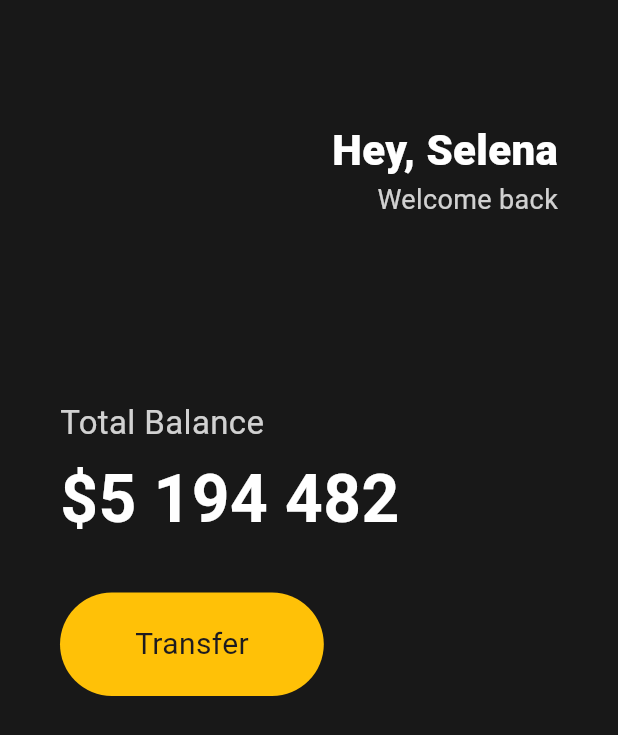
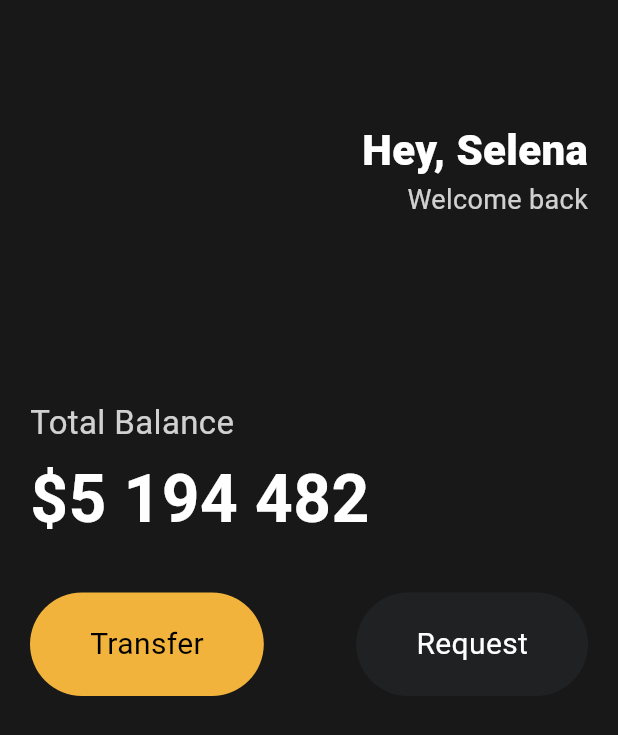
Before and after one commit to juneyoung-jo/toonflix, a Flutter app: the screen it shows after launch, on a phone screen of 412 x 824 dp. Shown: the top 735 px of the screen. Run offline on Flutter 3.47's test engine with Material 3 defaults, Android fonts, the phone set to English and light mode, and no system bars.

Commit message:
feat: 3-5 Reusable Widgets

```diff
--- a/lib/main.dart
+++ b/lib/main.dart
@@ -1,4 +1,5 @@
 import 'package:flutter/material.dart';
+import 'package:toonflix/widget/button.dart';
 
 void main() {
   runApp(const App());
@@ -13,7 +14,9 @@ class App extends StatelessWidget {
       home: Scaffold(
           backgroundColor: const Color(0xFF181818),
           body: Padding(
-            padding: const EdgeInsets.symmetric(horizontal: 40),
+            padding: const EdgeInsets.symmetric(
+              horizontal: 20,
+            ),
             child: Column(
               crossAxisAlignment: CrossAxisAlignment.start,
               children: [
@@ -69,26 +72,19 @@ class App extends StatelessWidget {
                 const SizedBox(
                   height: 30,
                 ),
-                Row(
+                const Row(
+                  mainAxisAlignment: MainAxisAlignment.spaceBetween,
                   children: [
-                    Container(
-                      decoration: BoxDecoration(
-                        color: Colors.amber,
-                        borderRadius: BorderRadius.circular(45),
-                      ),
-                      child: const Padding(
-                        padding: EdgeInsets.symmetric(
-                          vertical: 20,
-                          horizontal: 50,
-                        ),
-                        child: Text(
-                          'Transfer',
-                          style: TextStyle(
-                            fontSize: 20,
-                          ),
-                        ),
-                      ),
-                    )
+                    Button(
+                      text: 'Transfer',
+                      bgColor: Color(0xFFF1B33B),
+                      textColor: Colors.black,
+                    ),
+                    Button(
+                      text: 'Request',
+                      bgColor: Color(0xFF1F2123),
+                      textColor: Colors.white,
+                    ),
                   ],
                 )
               ],
--- /dev/null
+++ b/lib/widget/button.dart
@@ -0,0 +1,37 @@
+import 'package:flutter/material.dart';
+
+class Button extends StatelessWidget {
+  final String text;
+  final Color bgColor;
+  final Color textColor;
+
+  const Button({
+    super.key,
+    required this.text,
+    required this.bgColor,
+    required this.textColor,
+  });
+
+  @override
+  Widget build(BuildContext context) {
+    return Container(
+      decoration: BoxDecoration(
+        color: bgColor,
+        borderRadius: BorderRadius.circular(45),
+      ),
+      child: Padding(
+        padding: const EdgeInsets.symmetric(
+          vertical: 20,
+          horizontal: 40,
+        ),
+        child: Text(
+          text,
+          style: TextStyle(
+            color: textColor,
+            fontSize: 20,
+          ),
+        ),
+      ),
+    );
+  }
+}
```
